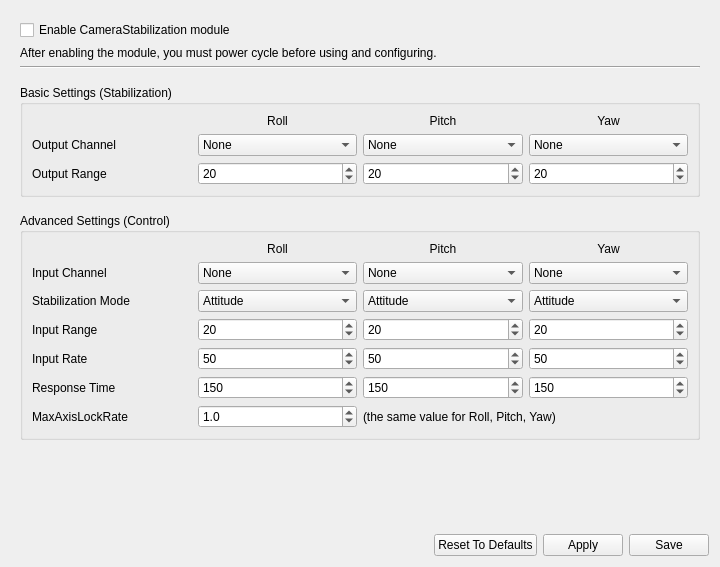
This is ground/openpilotgcs/src/plugins/config/camerastabilization.ui in openpilot/OpenPilot as Qt 5 draws it before an edit. The edited form follows.
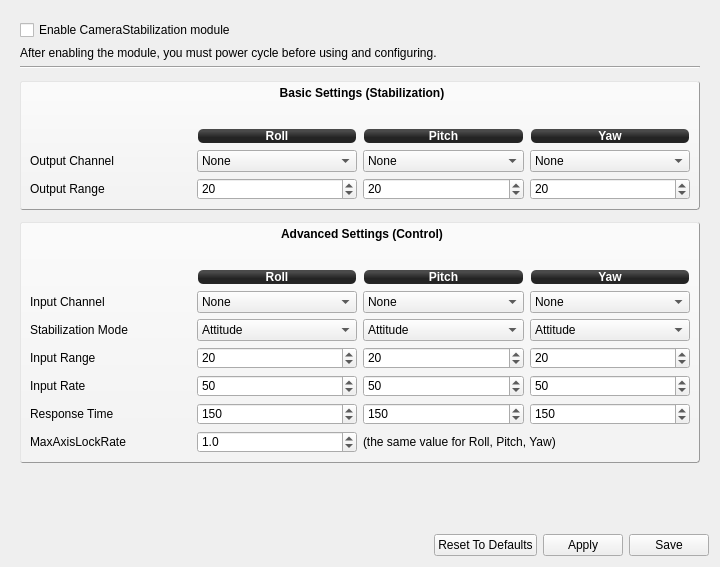
This is the edited form. Icons and pictures are not drawn.

Commit message: Made the config look-and-feel more consistent according to the stabilization panel

Patch:
```diff
--- a/ground/openpilotgcs/src/plugins/config/camerastabilization.ui
+++ b/ground/openpilotgcs/src/plugins/config/camerastabilization.ui
@@ -16,6 +16,23 @@
   <layout class="QVBoxLayout" name="verticalLayout_3">
    <item>
     <widget class="QScrollArea" name="scrollArea">
+     <property name="styleSheet">
+      <string notr="true">#groupBox_5,#groupBox{
+background-color: qlineargradient(spread:pad, x1:0.507, y1:0.869318, x2:0.507, y2:0.0965909, stop:0 rgba(243, 243, 243, 255), stop:1 rgba(250, 250, 250, 255));
+border: 1px outset #999;
+border-radius: 3;
+font:bold;
+}
+
+QGroupBox::title {
+     subcontrol-origin: margin;
+     subcontrol-position: top center; /* position at the top center */
+     padding: 0 3px;
+     background-color: qlineargradient(x1: 0, y1: 0, x2: 0, y2: 1,
+                                       stop: 0 #FFOECE, stop: 1 #FFFFFF);
+	top: 5px;
+ }</string>
+     </property>
      <property name="frameShape">
       <enum>QFrame::NoFrame</enum>
      </property>
@@ -28,7 +45,7 @@
         <x>0</x>
         <y>0</y>
         <width>702</width>
-        <height>488</height>
+        <height>484</height>
        </rect>
       </property>
       <layout class="QVBoxLayout" name="verticalLayout_2">
@@ -87,7 +104,7 @@
           <string>Basic Settings (Stabilization)</string>
          </property>
          <layout class="QGridLayout" name="gridLayout_9">
-          <item row="2" column="3">
+          <item row="3" column="3">
            <widget class="QSpinBox" name="yawOutputRange">
             <property name="toolTip">
              <string>Camera yaw angle for 100% output value, deg.
@@ -103,7 +120,7 @@
             </property>
            </widget>
           </item>
-          <item row="2" column="2">
+          <item row="3" column="2">
            <widget class="QSpinBox" name="pitchOutputRange">
             <property name="toolTip">
              <string>Camera pitch angle for 100% output value, deg.
@@ -119,7 +136,7 @@
             </property>
            </widget>
           </item>
-          <item row="2" column="1">
+          <item row="3" column="1">
            <widget class="QSpinBox" name="rollOutputRange">
             <property name="toolTip">
              <string>Camera roll angle for 100% output value, deg.
@@ -135,7 +152,7 @@
             </property>
            </widget>
           </item>
-          <item row="1" column="3">
+          <item row="2" column="3">
            <widget class="QComboBox" name="yawChannel">
             <property name="toolTip">
              <string>Yaw output channel for camera gimbal</string>
@@ -147,7 +164,7 @@
             </item>
            </widget>
           </item>
-          <item row="1" column="2">
+          <item row="2" column="2">
            <widget class="QComboBox" name="pitchChannel">
             <property name="toolTip">
              <string>Pitch output channel for camera gimbal</string>
@@ -159,7 +176,7 @@
             </item>
            </widget>
           </item>
-          <item row="1" column="1">
+          <item row="2" column="1">
            <widget class="QComboBox" name="rollChannel">
             <property name="toolTip">
              <string>Roll output channel for camera gimbal</string>
@@ -171,22 +188,29 @@
             </item>
            </widget>
           </item>
-          <item row="1" column="0">
+          <item row="2" column="0">
            <widget class="QLabel" name="label_42">
             <property name="text">
              <string>Output Channel</string>
             </property>
            </widget>
           </item>
-          <item row="2" column="0">
+          <item row="3" column="0">
            <widget class="QLabel" name="label_43">
             <property name="text">
              <string>Output Range</string>
             </property>
            </widget>
           </item>
-          <item row="0" column="3">
+          <item row="1" column="3">
            <widget class="QLabel" name="label_44">
+            <property name="styleSheet">
+             <string notr="true">background-color: qlineargradient(spread:reflect, x1:0.507, y1:0, x2:0.507, y2:0.772, stop:0.208955 rgba(74, 74, 74, 255), stop:0.78607 rgba(36, 36, 36, 255));
+color: rgb(255, 255, 255);
+border-radius: 5;
+font: bold 12px;
+margin:1px;</string>
+            </property>
             <property name="text">
              <string>Yaw</string>
             </property>
@@ -195,8 +219,15 @@
             </property>
            </widget>
           </item>
-          <item row="0" column="2">
+          <item row="1" column="2">
            <widget class="QLabel" name="label_45">
+            <property name="styleSheet">
+             <string notr="true">background-color: qlineargradient(spread:reflect, x1:0.507, y1:0, x2:0.507, y2:0.772, stop:0.208955 rgba(74, 74, 74, 255), stop:0.78607 rgba(36, 36, 36, 255));
+color: rgb(255, 255, 255);
+border-radius: 5;
+font: bold 12px;
+margin:1px;</string>
+            </property>
             <property name="text">
              <string>Pitch</string>
             </property>
@@ -205,8 +236,15 @@
             </property>
            </widget>
           </item>
-          <item row="0" column="1">
+          <item row="1" column="1">
            <widget class="QLabel" name="label_46">
+            <property name="styleSheet">
+             <string notr="true">background-color: qlineargradient(spread:reflect, x1:0.507, y1:0, x2:0.507, y2:0.772, stop:0.208955 rgba(74, 74, 74, 255), stop:0.78607 rgba(36, 36, 36, 255));
+color: rgb(255, 255, 255);
+border-radius: 5;
+font: bold 12px;
+margin:1px;</string>
+            </property>
             <property name="text">
              <string>Roll</string>
             </property>
@@ -215,6 +253,19 @@
             </property>
            </widget>
           </item>
+          <item row="0" column="2">
+           <spacer name="verticalSpacer_4">
+            <property name="orientation">
+             <enum>Qt::Vertical</enum>
+            </property>
+            <property name="sizeHint" stdset="0">
+             <size>
+              <width>20</width>
+              <height>40</height>
+             </size>
+            </property>
+           </spacer>
+          </item>
          </layout>
         </widget>
        </item>
@@ -252,8 +303,15 @@
           <string>Advanced Settings (Control)</string>
          </property>
          <layout class="QGridLayout" name="gridLayout_8">
-          <item row="0" column="3">
+          <item row="1" column="3">
            <widget class="QLabel" name="label_32">
+            <property name="styleSheet">
+             <string notr="true">background-color: qlineargradient(spread:reflect, x1:0.507, y1:0, x2:0.507, y2:0.772, stop:0.208955 rgba(74, 74, 74, 255), stop:0.78607 rgba(36, 36, 36, 255));
+color: rgb(255, 255, 255);
+border-radius: 5;
+font: bold 12px;
+margin:1px;</string>
+            </property>
             <property name="text">
              <string>Yaw</string>
             </property>
@@ -262,8 +320,15 @@
             </property>
            </widget>
           </item>
-          <item row="0" column="2">
+          <item row="1" column="2">
            <widget class="QLabel" name="label_33">
+            <property name="styleSheet">
+             <string notr="true">background-color: qlineargradient(spread:reflect, x1:0.507, y1:0, x2:0.507, y2:0.772, stop:0.208955 rgba(74, 74, 74, 255), stop:0.78607 rgba(36, 36, 36, 255));
+color: rgb(255, 255, 255);
+border-radius: 5;
+font: bold 12px;
+margin:1px;</string>
+            </property>
             <property name="text">
              <string>Pitch</string>
             </property>
@@ -272,8 +337,15 @@
             </property>
            </widget>
           </item>
-          <item row="0" column="1">
+          <item row="1" column="1">
            <widget class="QLabel" name="label_34">
+            <property name="styleSheet">
+             <string notr="true">background-color: qlineargradient(spread:reflect, x1:0.507, y1:0, x2:0.507, y2:0.772, stop:0.208955 rgba(74, 74, 74, 255), stop:0.78607 rgba(36, 36, 36, 255));
+color: rgb(255, 255, 255);
+border-radius: 5;
+font: bold 12px;
+margin:1px;</string>
+            </property>
             <property name="text">
              <string>Roll</string>
             </property>
@@ -282,7 +354,7 @@
             </property>
            </widget>
           </item>
-          <item row="1" column="3">
+          <item row="2" column="3">
            <widget class="QComboBox" name="yawInputChannel">
             <property name="toolTip">
              <string>Input channel to control camera yaw
@@ -296,7 +368,7 @@
             </item>
            </widget>
           </item>
-          <item row="1" column="2">
+          <item row="2" column="2">
            <widget class="QComboBox" name="pitchInputChannel">
             <property name="toolTip">
              <string>Input channel to control camera pitch
@@ -310,7 +382,7 @@
             </item>
            </widget>
           </item>
-          <item row="1" column="1">
+          <item row="2" column="1">
            <widget class="QComboBox" name="rollInputChannel">
             <property name="toolTip">
              <string>Input channel to control camera roll
@@ -324,14 +396,14 @@
             </item>
            </widget>
           </item>
-          <item row="1" column="0">
+          <item row="2" column="0">
            <widget class="QLabel" name="label_35">
             <property name="text">
              <string>Input Channel</string>
             </property>
            </widget>
           </item>
-          <item row="2" column="3">
+          <item row="3" column="3">
            <widget class="QComboBox" name="yawStabilizationMode">
             <property name="toolTip">
              <string>Axis stabilization mode
@@ -346,7 +418,7 @@
             </item>
            </widget>
           </item>
-          <item row="3" column="3">
+          <item row="4" column="3">
            <widget class="QSpinBox" name="yawInputRange">
             <property name="toolTip">
              <string>Maximum camera yaw deflection for 100% input in Attitude mode, deg.</string>
@@ -359,7 +431,7 @@
             </property>
            </widget>
           </item>
-          <item row="4" column="3">
+          <item row="5" column="3">
            <widget class="QSpinBox" name="yawInputRate">
             <property name="toolTip">
              <string>Maximum camera yaw rate for 100% input in AxisLock mode, deg/s.</string>
@@ -372,7 +444,7 @@
             </property>
            </widget>
           </item>
-          <item row="5" column="3">
+          <item row="6" column="3">
            <widget class="QSpinBox" name="yawResponseTime">
             <property name="toolTip">
              <string>Input low-pass filter response time for yaw axis, ms.
@@ -387,7 +459,7 @@
             </property>
            </widget>
           </item>
-          <item row="2" column="2">
+          <item row="3" column="2">
            <widget class="QComboBox" name="pitchStabilizationMode">
             <property name="toolTip">
              <string>Axis stabilization mode
@@ -402,7 +474,7 @@
             </item>
            </widget>
           </item>
-          <item row="3" column="2">
+          <item row="4" column="2">
            <widget class="QSpinBox" name="pitchInputRange">
             <property name="toolTip">
              <string>Maximum camera pitch deflection for 100% input in Attitude mode, deg.</string>
@@ -415,7 +487,7 @@
             </property>
            </widget>
           </item>
-          <item row="4" column="2">
+          <item row="5" column="2">
            <widget class="QSpinBox" name="pitchInputRate">
             <property name="toolTip">
              <string>Maximum camera pitch rate for 100% input in AxisLock mode, deg/s.</string>
@@ -428,7 +500,7 @@
             </property>
            </widget>
           </item>
-          <item row="5" column="2">
+          <item row="6" column="2">
            <widget class="QSpinBox" name="pitchResponseTime">
             <property name="toolTip">
              <string>Input low-pass filter response time for pitch axis, ms.
@@ -443,7 +515,7 @@
             </property>
            </widget>
           </item>
-          <item row="2" column="1">
+          <item row="3" column="1">
            <widget class="QComboBox" name="rollStabilizationMode">
             <property name="toolTip">
              <string>Axis stabilization mode
@@ -458,7 +530,7 @@
             </item>
            </widget>
           </item>
-          <item row="3" column="1">
+          <item row="4" column="1">
            <widget class="QSpinBox" name="rollInputRange">
             <property name="toolTip">
              <string>Maximum camera roll deflection for 100% input in Attitude mode, deg.</string>
@@ -471,7 +543,7 @@
             </property>
            </widget>
           </item>
-          <item row="4" column="1">
+          <item row="5" column="1">
            <widget class="QSpinBox" name="rollInputRate">
             <property name="toolTip">
              <string>Maximum camera roll rate for 100% input in AxisLock mode, deg/s.</string>
@@ -484,7 +556,7 @@
             </property>
            </widget>
           </item>
-          <item row="5" column="1">
+          <item row="6" column="1">
            <widget class="QSpinBox" name="rollResponseTime">
             <property name="toolTip">
              <string>Input low-pass filter response time for roll axis, ms.
@@ -499,49 +571,49 @@
             </property>
            </widget>
           </item>
-          <item row="6" column="0">
+          <item row="7" column="0">
            <widget class="QLabel" name="label_36">
             <property name="text">
              <string>MaxAxisLockRate</string>
             </property>
            </widget>
           </item>
-          <item row="5" column="0">
+          <item row="6" column="0">
            <widget class="QLabel" name="label_37">
             <property name="text">
              <string>Response Time</string>
             </property>
            </widget>
           </item>
-          <item row="4" column="0">
+          <item row="5" column="0">
            <widget class="QLabel" name="label_38">
             <property name="text">
              <string>Input Rate</string>
             </property>
            </widget>
           </item>
-          <item row="3" column="0">
+          <item row="4" column="0">
            <widget class="QLabel" name="label_39">
             <property name="text">
              <string>Input Range</string>
             </property>
            </widget>
           </item>
-          <item row="2" column="0">
+          <item row="3" column="0">
            <widget class="QLabel" name="label_40">
             <property name="text">
              <string>Stabilization Mode</string>
             </property>
            </widget>
           </item>
-          <item row="6" column="2" colspan="2">
+          <item row="7" column="2" colspan="2">
            <widget class="QLabel" name="label_41">
             <property name="text">
              <string>(the same value for Roll, Pitch, Yaw)</string>
             </property>
            </widget>
           </item>
-          <item row="6" column="1">
+          <item row="7" column="1">
            <widget class="QDoubleSpinBox" name="MaxAxisLockRate">
             <property name="toolTip">
              <string>Stick input deadband for all axes in AxisLock mode, deg/s.
@@ -564,6 +636,19 @@
             </property>
            </widget>
           </item>
+          <item row="0" column="2">
+           <spacer name="verticalSpacer_5">
+            <property name="orientation">
+             <enum>Qt::Vertical</enum>
+            </property>
+            <property name="sizeHint" stdset="0">
+             <size>
+              <width>20</width>
+              <height>40</height>
+             </size>
+            </property>
+           </spacer>
+          </item>
          </layout>
         </widget>
        </item>
```
The commit also changes 7 other files.
